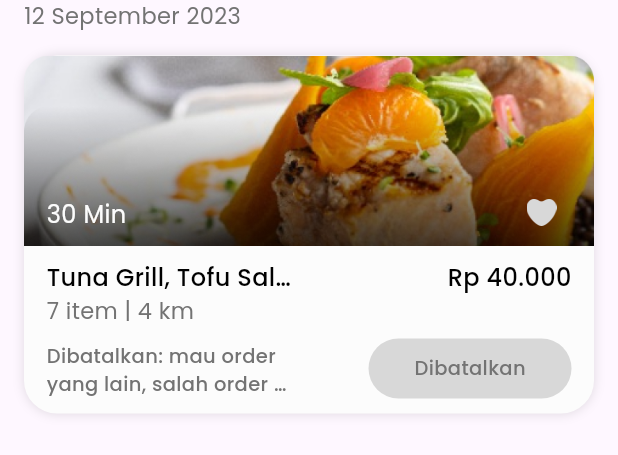
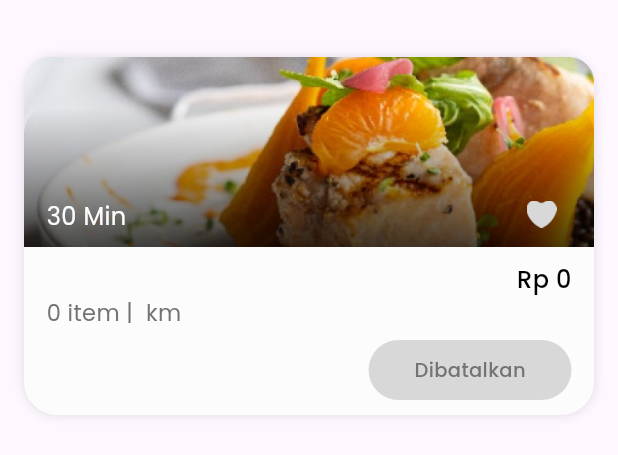
Before and after one commit to Capstone-Tim-13/restaurant-order-system-mobile, a Flutter app: what cancelOrder() shows on an empty page, opened directly with empty values, on a phone screen of 412 x 824 dp. Shown: the top 455 px of the screen. Run offline on Flutter 3.47's test engine with Material 3 defaults, Android fonts, the phone set to English and light mode, and no system bars; our stand-ins replace animated_splash_screen, carousel_slider, dio, dots_indicator, page_transition, shared_preferences and 1 more; accounts and stored records are empty; network calls fail.

Commit message:
update cancel order

```diff
--- a/lib/pages/order/cancel_order_page.dart
+++ b/lib/pages/order/cancel_order_page.dart
@@ -10,7 +10,7 @@ Widget cancelOrder(context, data) {
         child: Align(
           alignment: AlignmentDirectional.centerStart,
           child: Text(
-            '12 September 2023',
+            data['createdAt'],
             style: poppins.copyWith(fontSize: 15, color: outline),
           ),
         ),
@@ -71,13 +71,13 @@ Widget cancelOrder(context, data) {
                                 crossAxisAlignment: CrossAxisAlignment.start,
                                 children: [
                                   Text(
-                                      'Tuna Grill, Tofu Salmon pedas dan nikmat',
+                                      data['name'],
                                       overflow: TextOverflow.ellipsis,
                                       maxLines: 1,
                                       style: poppins.copyWith(
                                           fontWeight: FontWeight.w500,
                                           fontSize: 16)),
-                                  Text('7 item | 4 km',
+                                  Text('${data['qty']} item | ${data['distance']} km',
                                       style: poppins.copyWith(
                                           fontWeight: FontWeight.w400,
                                           fontSize: 15,
@@ -88,7 +88,7 @@ Widget cancelOrder(context, data) {
                             )
                           ],
                         ),
-                        Text('Rp 40.000',
+                        Text('Rp ${data['price']}',
                             style: poppins.copyWith(
                                 fontWeight: FontWeight.w500, fontSize: 16)),
                       ],
@@ -100,7 +100,7 @@ Widget cancelOrder(context, data) {
                         SizedBox(
                           width: 165,
                           child: Text(
-                              'Dibatalkan: mau order yang lain, salah order bla bla bla',
+                              data['reason'],
                               overflow: TextOverflow.ellipsis,
                               maxLines: 2,
                               style: poppins.copyWith(
```
